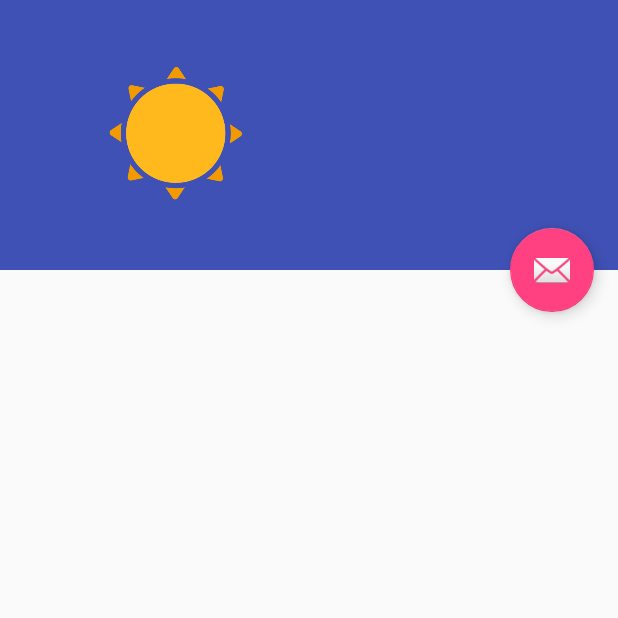
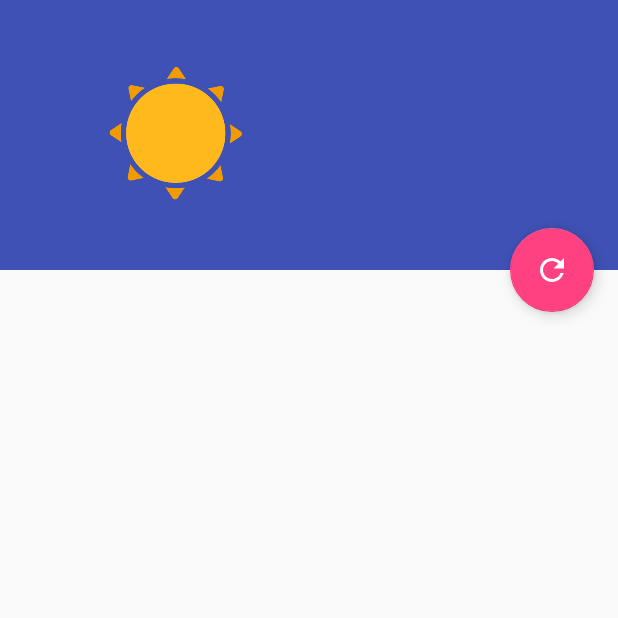
Before and after one commit to Kimentii/WeatherApp, an Android app: the screen it shows after launch (MainActivity), on a phone screen of 412 x 824 dp, the top half of it. Run offline under Robolectric (Android 15) with nearby library versions, the phone set to English and light mode, and no system bars.

Commit message:
Changed refresh button icon.

```diff
--- a/app/build.gradle
+++ b/app/build.gradle
@@ -9,6 +9,7 @@ android {
         versionCode 1
         versionName "1.0"
         testInstrumentationRunner "android.support.test.runner.AndroidJUnitRunner"
+        vectorDrawables.useSupportLibrary = true
     }
     buildTypes {
         release {
@@ -27,4 +28,5 @@ dependencies {
     androidTestImplementation 'com.android.support.test:runner:1.0.1'
     androidTestImplementation 'com.android.support.test.espresso:espresso-core:3.0.1'
     implementation 'com.google.code.gson:gson:2.8.2'
+    implementation 'com.android.support:support-vector-drawable:27.1.1'
 }
--- /dev/null
+++ b/app/src/main/res/drawable/ic_action_refresh.xml
@@ -0,0 +1,5 @@
+<vector android:height="24dp" android:tint="#FFFFFF"
+    android:viewportHeight="24.0" android:viewportWidth="24.0"
+    android:width="24dp" xmlns:android="http://schemas.android.com/apk/res/android">
+    <path android:fillColor="#FF000000" android:pathData="M17.65,6.35C16.2,4.9 14.21,4 12,4c-4.42,0 -7.99,3.58 -7.99,8s3.57,8 7.99,8c3.73,0 6.84,-2.55 7.73,-6h-2.08c-0.82,2.33 -3.04,4 -5.65,4 -3.31,0 -6,-2.69 -6,-6s2.69,-6 6,-6c1.66,0 3.14,0.69 4.22,1.78L13,11h7V4l-2.35,2.35z"/>
+</vector>
--- a/app/src/main/res/layout/activity_main.xml
+++ b/app/src/main/res/layout/activity_main.xml
@@ -85,6 +85,6 @@
         android:layout_margin="@dimen/fab_margin"
         app:layout_anchor="@id/app_bar"
         app:layout_anchorGravity="bottom|end"
-        app:srcCompat="@android:drawable/ic_dialog_email"/>
+        app:srcCompat="@drawable/ic_action_refresh"/>
 
 </android.support.design.widget.CoordinatorLayout>
```
